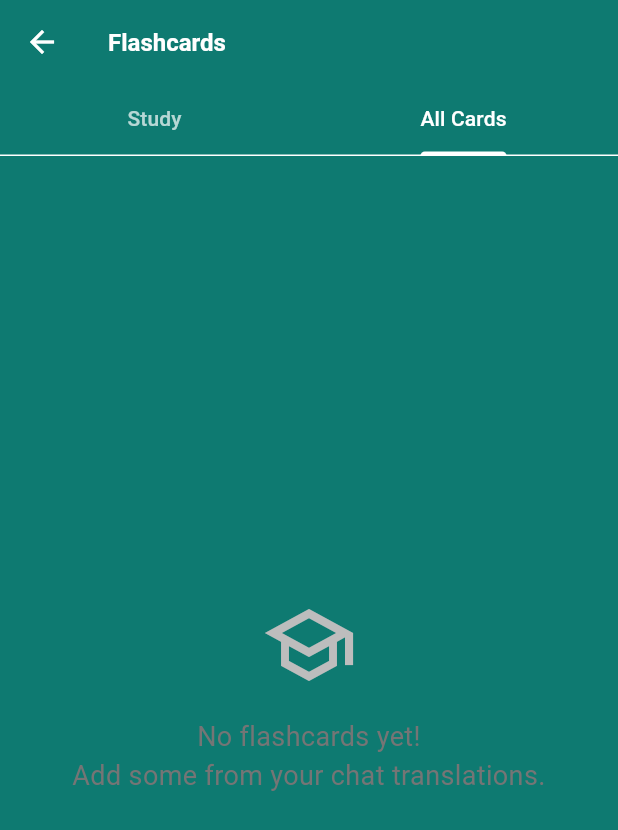
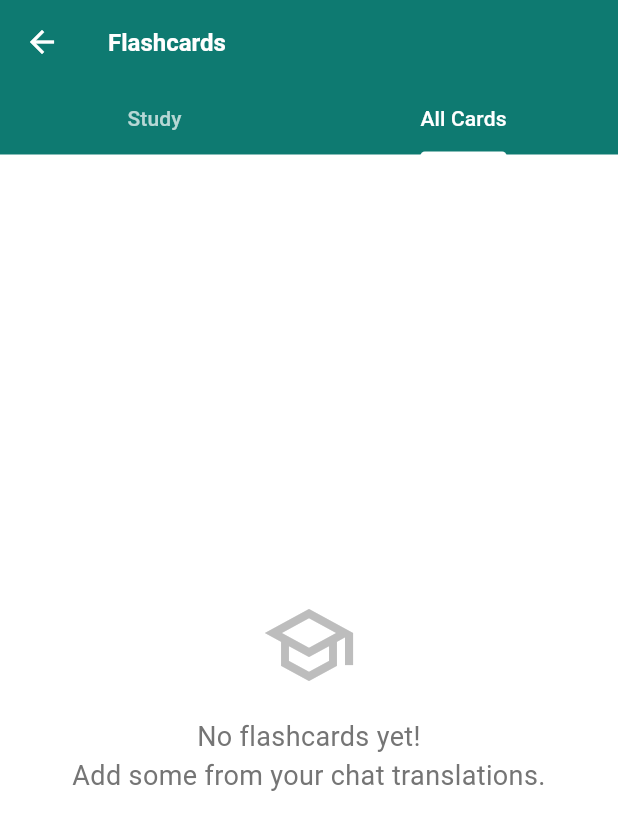
Before and after one commit to mohamedzoabi100/LingoLamp, a Flutter app: the FlashcardsScreen screen opened directly, tab 2 chosen, on a phone screen of 412 x 824 dp. Shown: the top 830 px of the screen. Run offline on Flutter 3.47's test engine with Material 3 defaults, Android fonts, the phone set to English and light mode, and no system bars; our stand-ins replace flutter_tts, permission_handler, shared_preferences, speech_to_text, sqflite; missing offline and left inert: google_mlkit_translation; accounts and stored records are empty.

Commit message:
Update flashcard color scheme: white background with teal frames and accents

```diff
--- a/lib/screens/flashcards_screen.dart
+++ b/lib/screens/flashcards_screen.dart
@@ -409,6 +409,7 @@ class _FlashcardsScreenState extends State<FlashcardsScreen> with SingleTickerPr
           onPressed: _exitStudyMode,
         ),
       ),
+      backgroundColor: Colors.white,
       body: Center(
         child: Padding(
           padding: const EdgeInsets.all(24),
@@ -421,6 +422,14 @@ class _FlashcardsScreenState extends State<FlashcardsScreen> with SingleTickerPr
                 },
                 child: Card(
                   elevation: 8,
+                  color: Colors.white,
+                  shape: RoundedRectangleBorder(
+                    borderRadius: BorderRadius.circular(16),
+                    side: BorderSide(
+                      color: Theme.of(context).primaryColor,
+                      width: 3,
+                    ),
+                  ),
                   child: Container(
                     width: double.infinity,
                     height: 300,
@@ -434,12 +443,13 @@ class _FlashcardsScreenState extends State<FlashcardsScreen> with SingleTickerPr
                             style: const TextStyle(
                               fontSize: 24,
                               fontWeight: FontWeight.bold,
+                              color: Colors.black87,
                             ),
                             textAlign: TextAlign.center,
                           ),
                           const SizedBox(height: 16),
                           IconButton(
-                            icon: const Icon(Icons.volume_up, size: 32),
+                            icon: Icon(Icons.volume_up, size: 32, color: Theme.of(context).primaryColor),
                             onPressed: () => _speakText(
                               flashcard.originalText,
                               flashcard.sourceLanguage,
@@ -450,7 +460,7 @@ class _FlashcardsScreenState extends State<FlashcardsScreen> with SingleTickerPr
                             'Tap card to see translation',
                             style: TextStyle(
                               fontSize: 14,
-                              color: Colors.grey[600],
+                              color: Theme.of(context).primaryColor,
                               fontStyle: FontStyle.italic,
                             ),
                           ),
@@ -464,20 +474,20 @@ class _FlashcardsScreenState extends State<FlashcardsScreen> with SingleTickerPr
                             textAlign: TextAlign.center,
                           ),
                           const SizedBox(height: 20),
-                          const Divider(),
+                          Divider(color: Theme.of(context).primaryColor, thickness: 2),
                           const SizedBox(height: 20),
                           Text(
                             flashcard.translatedText,
-                            style: const TextStyle(
+                            style: TextStyle(
                               fontSize: 26,
                               fontWeight: FontWeight.bold,
-                              color: Colors.black87,
+                              color: Theme.of(context).primaryColor,
                             ),
                             textAlign: TextAlign.center,
                           ),
                           const SizedBox(height: 16),
                           IconButton(
-                            icon: const Icon(Icons.volume_up, size: 32),
+                            icon: Icon(Icons.volume_up, size: 32, color: Theme.of(context).primaryColor),
                             onPressed: () => _speakText(
                               flashcard.translatedText,
                               flashcard.targetLanguage,
@@ -488,7 +498,7 @@ class _FlashcardsScreenState extends State<FlashcardsScreen> with SingleTickerPr
                             'Tap card to flip back',
                             style: TextStyle(
                               fontSize: 14,
-                              color: Colors.grey[600],
+                              color: Theme.of(context).primaryColor,
                               fontStyle: FontStyle.italic,
                             ),
                           ),
@@ -558,6 +568,7 @@ class _FlashcardsScreenState extends State<FlashcardsScreen> with SingleTickerPr
           ],
         ),
       ),
+      backgroundColor: Colors.white,
       body: TabBarView(
         controller: _tabController,
         children: [
```
